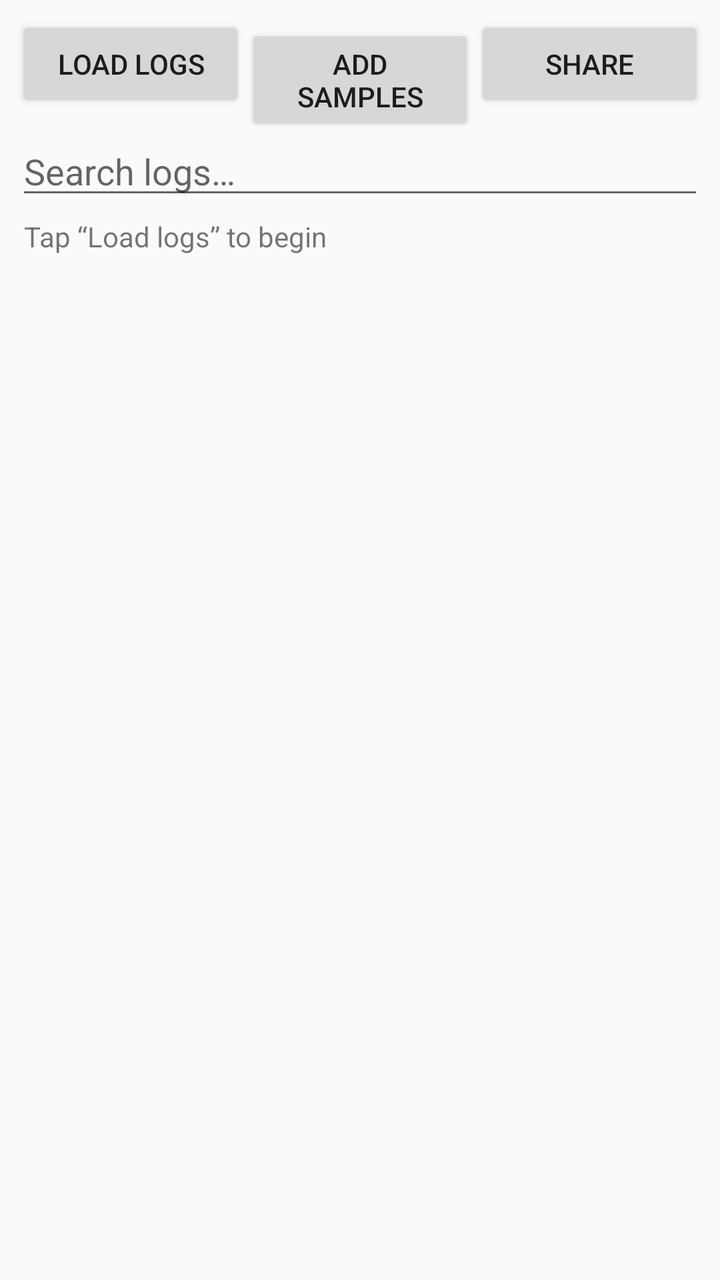
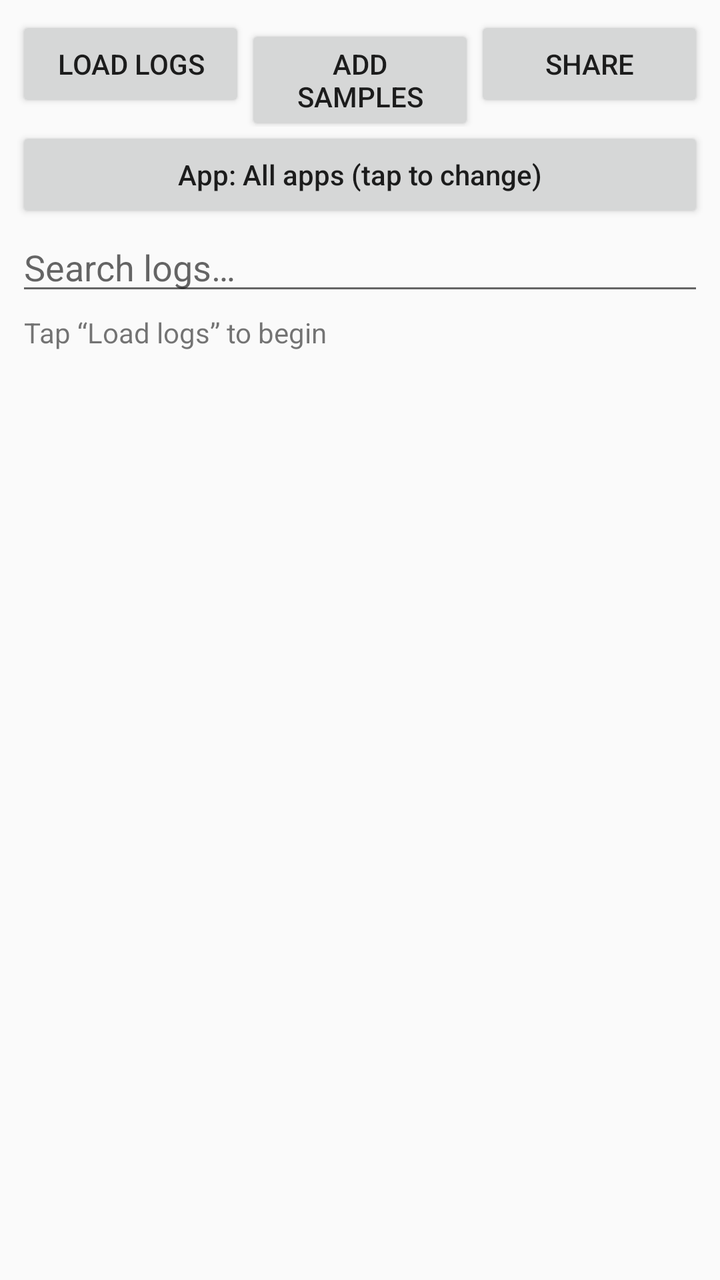

The first picture is an Android layout as it rendered before a commit; the second is the same layout after the commit. The layout source and the unified diff follow.
<!-- AndroidManifest.xml: application theme Theme.LogSearch -->
<!-- res/layout/activity_main.xml -->
<?xml version="1.0" encoding="utf-8"?>
<LinearLayout xmlns:android="http://schemas.android.com/apk/res/android"
    android:layout_width="match_parent"
    android:layout_height="match_parent"
    android:orientation="vertical"
    android:padding="8dp">

    <LinearLayout
        android:layout_width="match_parent"
        android:layout_height="wrap_content"
        android:orientation="horizontal">

        <Button
            android:id="@+id/btnLoad"
            android:layout_width="0dp"
            android:layout_height="wrap_content"
            android:layout_weight="1"
            android:text="Load logs" />

        <Button
            android:id="@+id/btnSample"
            android:layout_width="0dp"
            android:layout_height="wrap_content"
            android:layout_weight="1"
            android:text="Add samples" />

        <Button
            android:id="@+id/btnShare"
            android:layout_width="0dp"
            android:layout_height="wrap_content"
            android:layout_weight="1"
            android:text="Share" />
    </LinearLayout>

    <EditText
        android:id="@+id/etSearch"
        android:layout_width="match_parent"
        android:layout_height="wrap_content"
        android:hint="Search logs…"
        android:imeOptions="actionSearch"
        android:inputType="text"
        android:maxLines="1" />

    <TextView
        android:id="@+id/tvCount"
        android:layout_width="match_parent"
        android:layout_height="wrap_content"
        android:padding="4dp"
        android:text="Tap “Load logs” to begin" />

    <androidx.recyclerview.widget.RecyclerView
        android:id="@+id/recycler"
        android:layout_width="match_parent"
        android:layout_height="0dp"
        android:layout_weight="1" />
</LinearLayout>
<!-- resources referenced by this layout -->
<resources>
  <style name="Theme.LogSearch" parent="Theme.AppCompat.DayNight.DarkActionBar" />
</resources>

<!-- the commit's change to res/layout/activity_main.xml (unified diff, before → after) -->
@@ -32,6 +32,13 @@
             android:text="Share" />
     </LinearLayout>
 
+    <Button
+        android:id="@+id/btnApp"
+        android:layout_width="match_parent"
+        android:layout_height="wrap_content"
+        android:text="App: All apps (tap to change)"
+        android:textAllCaps="false" />
+
     <EditText
         android:id="@+id/etSearch"
         android:layout_width="match_parent"
